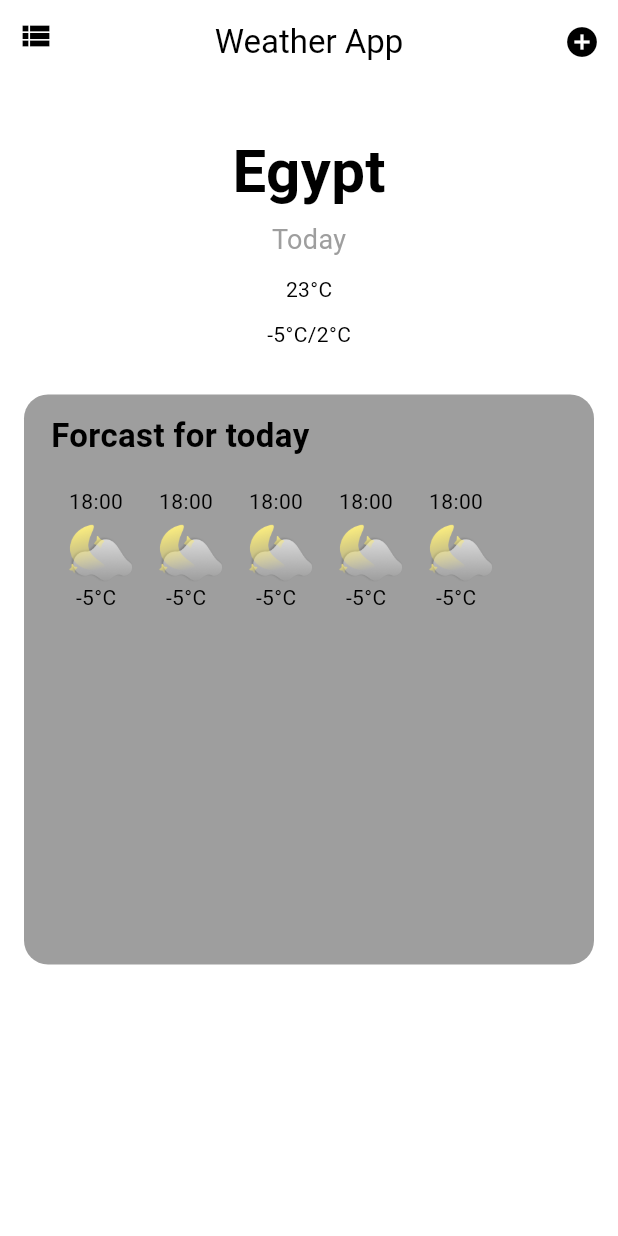
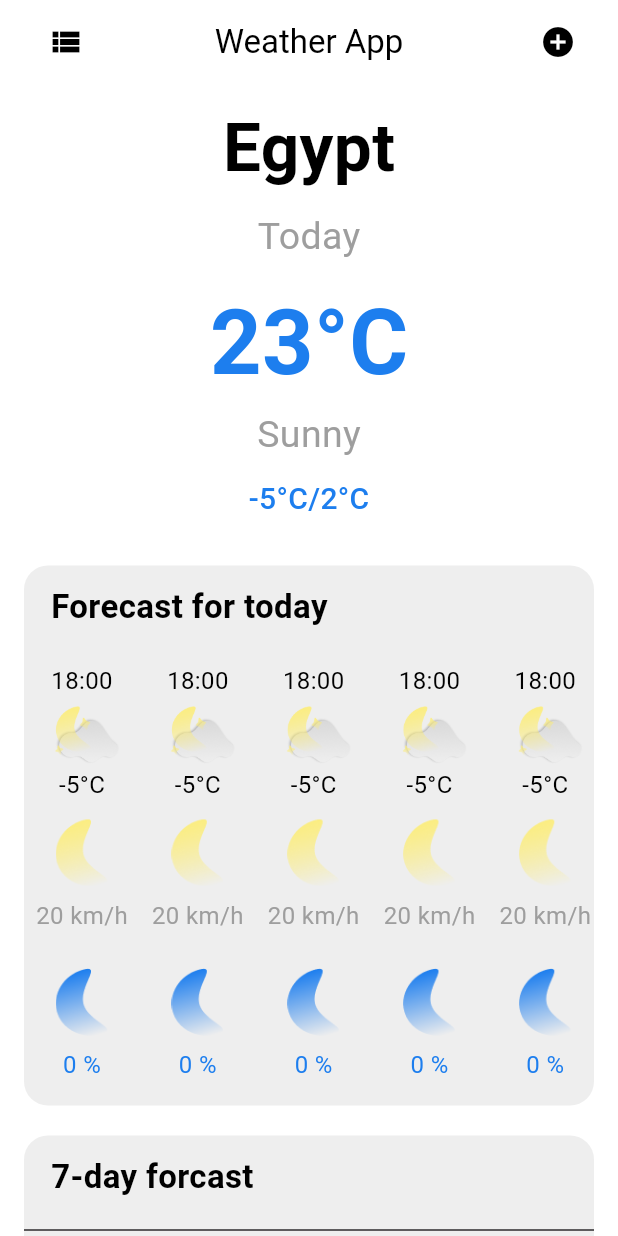
Before and after one commit to islamashraf2003/weather-app-task, a Flutter app: the screen it shows after launch, after a tap on the "view list" icon, on a phone screen of 412 x 824 dp. Run offline on Flutter 3.47's test engine with Material 3 defaults, Android fonts, the phone set to English and light mode, and no system bars; our stand-ins replace go_router.

Commit message:
ui Donee

```diff
--- a/lib/core/theming/app_theming.dart
+++ b/lib/core/theming/app_theming.dart
@@ -1,19 +1,21 @@
 import 'package:flutter/material.dart';
+import 'package:weather_app_task/core/theming/colors_manager.dart';
 
 abstract class AppTheming {
   static ThemeData lightTheme = ThemeData(
     brightness: Brightness.light,
-    colorScheme: const ColorScheme.light(
+    colorScheme: ColorScheme.light(
       background: Colors.white,
       primary: Colors.white,
+      secondary: ColorManager.lightGrey,
     ),
   );
   static ThemeData darkTheme = ThemeData(
     brightness: Brightness.dark,
-    colorScheme: const ColorScheme.dark(
+    colorScheme: ColorScheme.dark(
       background: Colors.black,
       primary: Colors.black,
-      secondary: Colors.grey,
+      secondary: ColorManager.lightBlck,
     ),
   );
 }
--- a/lib/core/theming/colors_manager.dart
+++ b/lib/core/theming/colors_manager.dart
@@ -1,5 +1,10 @@
 import 'package:flutter/material.dart';
 
 abstract class ColorManager {
+  static Color white = Colors.white;
+  static Color blue = const Color(0xff1D7EEE);
   static Color grey = Colors.grey;
+  static Color mediuGrey = const Color(0xff2E2B2E);
+  static Color lightGrey = const Color(0xffEEEEEE);
+  static Color lightBlck = const Color(0xff120F12);
 }
--- a/lib/core/theming/images_manager.dart
+++ b/lib/core/theming/images_manager.dart
@@ -1,3 +1,5 @@
 abstract class ImagesManager {
   static const String icon = "assets/images/Heavy cloud.png";
+  static const String icon2 = "assets/images/Cloudy.png";
+  static const String icon3 = "assets/images/test.png";
 }
--- a/lib/core/theming/styles_manager.dart
+++ b/lib/core/theming/styles_manager.dart
@@ -4,15 +4,47 @@ import 'package:weather_app_task/core/theming/colors_manager.dart';
 import 'font_weight_manager.dart';
 
 abstract class StylesManager {
-  static TextStyle font40Bold =
-      TextStyle(fontSize: 40, fontWeight: FontWeightManager.bold);
+  static TextStyle font40Bold = TextStyle(
+    fontSize: 45,
+    fontWeight: FontWeightManager.bold,
+  );
   static TextStyle font22Bold = TextStyle(
     fontSize: 22,
     fontWeight: FontWeightManager.semiBold,
   );
-  static TextStyle font18Grey = TextStyle(
-    fontSize: 18,
+  static TextStyle font125Grey = TextStyle(
+    fontSize: 25,
     fontWeight: FontWeightManager.regular,
     color: ColorManager.grey,
   );
+  static TextStyle font20white = TextStyle(
+    fontSize: 20,
+    fontWeight: FontWeightManager.regular,
+    // color: ColorManager.white,
+  );
+  static TextStyle font16Grey = TextStyle(
+    fontSize: 16,
+    fontWeight: FontWeightManager.regular,
+    color: ColorManager.grey,
+  );
+  static TextStyle font20Grey = TextStyle(
+    fontSize: 20,
+    fontWeight: FontWeightManager.regular,
+    color: ColorManager.grey,
+  );
+  static TextStyle font16White = TextStyle(
+    fontSize: 16,
+    fontWeight: FontWeightManager.regular,
+    //color: ColorManager.white,
+  );
+  static TextStyle font36Blue = TextStyle(
+    fontSize: 60,
+    fontWeight: FontWeightManager.semiBold,
+    color: ColorManager.blue,
+  );
+  static TextStyle font20Blue = TextStyle(
+    fontSize: 20,
+    fontWeight: FontWeightManager.medium,
+    color: ColorManager.blue,
+  );
 }
--- a/lib/features/home/ui/home_view.dart
+++ b/lib/features/home/ui/home_view.dart
@@ -1,7 +1,9 @@
 import 'package:flutter/material.dart';
 import 'package:weather_app_task/core/helper/spacing.dart';
+import 'package:weather_app_task/core/theming/colors_manager.dart';
 import 'package:weather_app_task/core/theming/styles_manager.dart';
 
+import 'widgets/days_of_forcast.dart';
 import 'widgets/weather_info_section.dart';
 
 class HomeView extends StatelessWidget {
@@ -12,16 +14,18 @@ class HomeView extends StatelessWidget {
     return SafeArea(
       child: Scaffold(
         backgroundColor: Theme.of(context).colorScheme.background,
-        appBar: AppBar(
+        body: Padding(
+          padding: const EdgeInsets.symmetric(horizontal: 16),
+          child: CustomScrollView(
+            slivers: [
+              SliverAppBar(
                 backgroundColor: Theme.of(context).colorScheme.primary,
                 title: const Text("Weather App"),
                 centerTitle: true,
-          leading: Align(
-            alignment: Alignment.topLeft,
-            child: IconButton(
+                floating: true,
+                leading: IconButton(
                   onPressed: () {},
                   icon: const Icon(Icons.view_list),
-            ),
                 ),
                 actions: [
                   IconButton(
@@ -30,30 +34,44 @@ class HomeView extends StatelessWidget {
                   ),
                 ],
               ),
-        body: Padding(
-          padding: const EdgeInsets.symmetric(horizontal: 16),
+              SliverToBoxAdapter(
                 child: Column(
                   crossAxisAlignment: CrossAxisAlignment.center,
                   children: [
-              verticalSpace(30),
+                    verticalSpace(10),
                     Center(
                       child: Text(
                         "Egypt",
                         style: StylesManager.font40Bold,
                       ),
                     ),
-              verticalSpace(4),
+                    verticalSpace(10),
                     Text(
                       "Today",
-                style: StylesManager.font18Grey,
+                      style: StylesManager.font125Grey,
                     ),
                     verticalSpace(10),
-              const Text("23°C"),
+                    Text(
+                      "23°C",
+                      //TODO:: hena han5ayar el color 3ala hasab el temp
+                      style: StylesManager.font36Blue,
+                    ),
+                    Text(
+                      "Sunny",
+                      style: StylesManager.font125Grey,
+                    ),
                     verticalSpace(10),
-              const Text("-5°C/2°C"),
-              //weather info
+                    Text(
+                      "-5°C/2°C",
+                      style: StylesManager.font20Blue,
+                    ),
                     verticalSpace(30),
                     const WeatherInfoSection(),
+                    verticalSpace(20),
+                    const DaysOfForecast()
+                  ],
+                ),
+              )
             ],
           ),
         ),
--- a/lib/features/home/ui/widgets/app_bar_section.dart
+++ /dev/null
@@ -1,10 +0,0 @@
-import 'package:flutter/material.dart';
-
-class AppBarSection extends StatelessWidget {
-  const AppBarSection({super.key});
-
-  @override
-  Widget build(BuildContext context) {
-    return AppBar();
-  }
-}
--- /dev/null
+++ b/lib/features/home/ui/widgets/days_of_forcast.dart
@@ -0,0 +1,41 @@
+import 'package:flutter/material.dart';
+
+import '../../../../core/helper/spacing.dart';
+import 'single_info_day.dart';
+import 'titke_days_of_forecast.dart';
+
+class DaysOfForecast extends StatelessWidget {
+  const DaysOfForecast({super.key});
+
+  @override
+  Widget build(BuildContext context) {
+    return Container(
+      width: double.infinity,
+      height: 460,
+      decoration: BoxDecoration(
+        color: Theme.of(context).colorScheme.secondary,
+        borderRadius: const BorderRadius.all(
+          Radius.circular(16),
+        ),
+      ),
+      child: Column(
+        crossAxisAlignment: CrossAxisAlignment.start,
+        children: [
+          const TitleAboutDaysOfForecast(),
+          verticalSpace(10),
+          Expanded(
+            child: ListView.builder(
+              itemCount: 7,
+              itemBuilder: (context, index) {
+                return const Padding(
+                  padding: EdgeInsets.only(bottom: 20),
+                  child: SingleInfoDay(),
+                );
+              },
+            ),
+          )
+        ],
+      ),
+    );
+  }
+}
--- a/lib/features/home/ui/widgets/icon_and_temp_info.dart
+++ b/lib/features/home/ui/widgets/icon_and_temp_info.dart
@@ -1,28 +1,31 @@
 import 'package:flutter/material.dart';
 import 'package:weather_app_task/core/helper/spacing.dart';
 import 'package:weather_app_task/core/theming/images_manager.dart';
+import 'package:weather_app_task/core/theming/styles_manager.dart';
 
 class IconAndTempInfo extends StatelessWidget {
   const IconAndTempInfo({super.key});
 
   @override
   Widget build(BuildContext context) {
-    return Padding(
-      padding: const EdgeInsets.symmetric(
-        horizontal: 5,
-      ),
-      child: Container(
+    return Container(
       child: Column(
         children: [
-            Text("18:00"),
+          Text(
+            "18:00",
+            style: StylesManager.font16White,
+          ),
           verticalSpace(4),
           Image.asset(
             ImagesManager.icon,
             width: 50,
           ),
-            Text("-5°C"),
+          verticalSpace(2),
+          Text(
+            "-5°C",
+            style: StylesManager.font16White,
+          ),
         ],
-        ),
       ),
     );
   }
--- /dev/null
+++ b/lib/features/home/ui/widgets/image_and_text_whear_info.dart
@@ -0,0 +1,35 @@
+import 'package:flutter/material.dart';
+import 'package:flutter/widgets.dart';
+import 'package:weather_app_task/core/helper/spacing.dart';
+import 'package:weather_app_task/core/theming/styles_manager.dart';
+
+class ImageAndTextWeatherInfo extends StatelessWidget {
+  const ImageAndTextWeatherInfo(
+      {super.key, required this.text, required this.image, this.color});
+  final String text;
+  final String image;
+  final Color? color;
+  @override
+  Widget build(BuildContext context) {
+    return Container(
+      child: Column(
+        children: [
+          verticalSpace(4),
+          Image.asset(
+            image,
+            width: 35,
+            color: color,
+          ),
+          verticalSpace(8),
+          Text(
+            text,
+            style: StylesManager.font16Grey.copyWith(
+              color: color,
+            ),
+          ),
+        ],
+      ),
+    );
+    ;
+  }
+}
--- /dev/null
+++ b/lib/features/home/ui/widgets/single_info_day.dart
@@ -0,0 +1,52 @@
+import 'package:flutter/material.dart';
+import 'package:weather_app_task/core/helper/spacing.dart';
+import 'package:weather_app_task/core/theming/images_manager.dart';
+import 'package:weather_app_task/core/theming/styles_manager.dart';
+
+import '../../../../core/theming/colors_manager.dart';
+
+class SingleInfoDay extends StatelessWidget {
+  const SingleInfoDay({super.key});
+
+  @override
+  Widget build(BuildContext context) {
+    return Padding(
+      padding: const EdgeInsets.symmetric(
+        horizontal: 20,
+      ),
+      child: Column(
+        children: [
+          Row(
+            mainAxisAlignment: MainAxisAlignment.spaceBetween,
+            children: [
+              Text(
+                "Today",
+                style: StylesManager.font20white,
+              ),
+              Image.asset(ImagesManager.icon3),
+              Text(
+                "-2°C",
+                style: StylesManager.font20Grey,
+              ),
+              Text(
+                "5°C",
+                style: StylesManager.font20white,
+              ),
+            ],
+          ),
+          verticalSpace(8),
+          Row(
+            children: [
+              Expanded(
+                child: Divider(
+                  thickness: 1,
+                  color: ColorManager.mediuGrey,
+                ),
+              ),
+            ],
+          ),
+        ],
+      ),
+    );
+  }
+}
--- /dev/null
+++ b/lib/features/home/ui/widgets/titke_days_of_forecast.dart
@@ -0,0 +1,34 @@
+import 'package:flutter/material.dart';
+
+import '../../../../core/theming/colors_manager.dart';
+import '../../../../core/theming/styles_manager.dart';
+
+class TitleAboutDaysOfForecast extends StatelessWidget {
+  const TitleAboutDaysOfForecast({super.key});
+
+  @override
+  Widget build(BuildContext context) {
+    return Column(
+      crossAxisAlignment: CrossAxisAlignment.start,
+      children: [
+        Padding(
+          padding: const EdgeInsets.symmetric(horizontal: 18, vertical: 12),
+          child: Text(
+            "7-day forcast",
+            style: StylesManager.font22Bold,
+          ),
+        ),
+        Row(
+          children: [
+            Expanded(
+              child: Divider(
+                thickness: 1,
+                color: ColorManager.mediuGrey,
+              ),
+            ),
+          ],
+        ),
+      ],
+    );
+  }
+}
--- a/lib/features/home/ui/widgets/weather_info_section.dart
+++ b/lib/features/home/ui/widgets/weather_info_section.dart
@@ -1,21 +1,22 @@
 import 'package:flutter/material.dart';
 import 'package:weather_app_task/core/helper/spacing.dart';
 import 'package:weather_app_task/core/theming/colors_manager.dart';
+import 'package:weather_app_task/core/theming/images_manager.dart';
 import 'package:weather_app_task/core/theming/styles_manager.dart';
 
 import 'icon_and_temp_info.dart';
+import 'image_and_text_whear_info.dart';
 
 class WeatherInfoSection extends StatelessWidget {
-  const WeatherInfoSection({super.key});
+  const WeatherInfoSection({Key? key}) : super(key: key);
 
   @override
   Widget build(BuildContext context) {
     return Container(
-      padding: const EdgeInsets.symmetric(horizontal: 18, vertical: 12),
       width: double.infinity,
-      height: 380,
+      height: 360,
       decoration: BoxDecoration(
-        color: ColorManager.grey,
+        color: Theme.of(context).colorScheme.secondary,
         borderRadius: const BorderRadius.all(
           Radius.circular(16),
         ),
@@ -23,20 +24,53 @@ class WeatherInfoSection extends StatelessWidget {
       child: Column(
         crossAxisAlignment: CrossAxisAlignment.start,
         children: [
-          Text(
-            "Forcast for today",
-            style: StylesManager.font22Bold,
+          Padding(
+            padding: const EdgeInsets.symmetric(horizontal: 18, vertical: 12),
+            child: Text(
+              "Forecast for today",
+              style: StylesManager.font22Bold,
+            ),
           ),
-          verticalSpace(18),
-          Row(
-            children: [
-              const IconAndTempInfo(),
-              IconAndTempInfo(),
-              IconAndTempInfo(),
-              IconAndTempInfo(),
-              IconAndTempInfo(),
-            ],
-          ), //TODO::less mehtaga a3mel implementation
+          verticalSpace(10),
+          Expanded(
+            child: ListView.builder(
+              scrollDirection: Axis.horizontal,
+              itemCount: 10,
+              itemBuilder: (context, index) {
+                return Padding(
+                  padding: const EdgeInsets.symmetric(horizontal: 8.0),
+                  child: Column(
+                    children: [
+                      const Expanded(
+                        child: Flexible(
+                          child: IconAndTempInfo(),
+                        ),
+                      ),
+                      verticalSpace(4),
+                      const Expanded(
+                        child: Flexible(
+                          child: ImageAndTextWeatherInfo(
+                            text: "20 km/h",
+                            image: ImagesManager.icon2,
+                          ),
+                        ),
+                      ),
+                      verticalSpace(4),
+                      Expanded(
+                        child: Flexible(
+                          child: ImageAndTextWeatherInfo(
+                            image: ImagesManager.icon2,
+                            text: "0 %",
+                            color: ColorManager.blue,
+                          ),
+                        ),
+                      ),
+                    ],
+                  ),
+                );
+              },
+            ),
+          ),
         ],
       ),
     );
```
Also changed, not shown: assets/images/test.png (added), 1 other file. Lines whose indentation alone changed are shown as unchanged.
